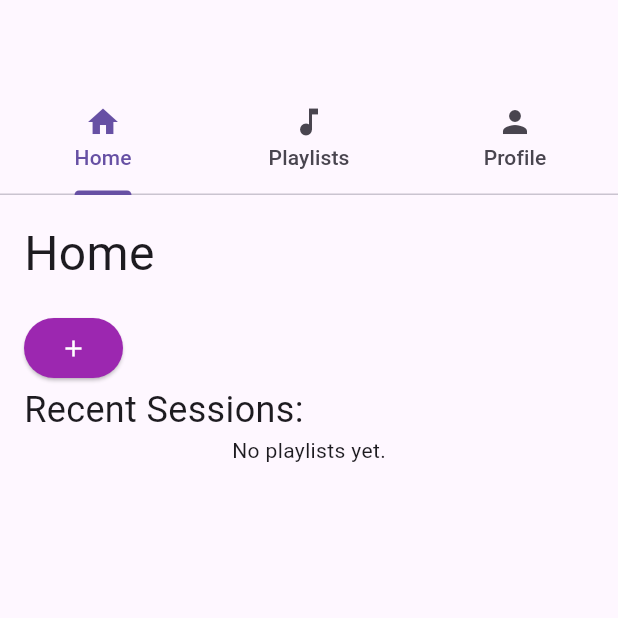
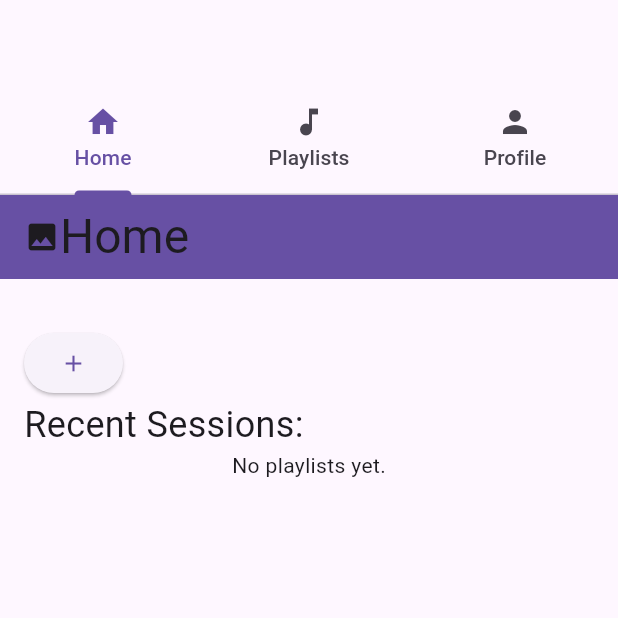
Before and after one commit to Akalexsis/MAD-Vibzcheck, a Flutter app: the screen it shows after launch, on a phone screen of 412 x 824 dp, the top half of it. Run offline on Flutter 3.47's test engine with Material 3 defaults, Android fonts, the phone set to English and light mode, and no system bars; our stand-ins replace cloud_firestore, firebase_auth, firebase_core; accounts and stored records are empty; network calls fail; statements that could not run were skipped.

Commit message:
ui - update header ui for all pages

```diff
--- a/lib/main.dart
+++ b/lib/main.dart
@@ -32,8 +32,18 @@ class MyApp extends StatelessWidget {
       theme: ThemeData(
         useMaterial3: true,
         colorScheme: ColorScheme.fromSeed(
-          seedColor: const Color(0x5F021F),
+          seedColor: Colors.purple,
         ),
+        elevatedButtonTheme: ElevatedButtonThemeData(
+          style: ElevatedButton.styleFrom(
+            backgroundColor: Colors.purple,
+            shape: RoundedRectangleBorder(borderRadius: BorderRadius.circular(12.0)),
+            // elevation: 0,
+            // textStyle: TextStyle( fontSize: 18 ),
+            // foregroundColor: Colors.white
+          ),
+        )
+
         // scaffoldBackgroundColor: const Color(0x5F021F),
       ),
       debugShowCheckedModeBanner: false,
--- a/lib/screens/dashboard.dart
+++ b/lib/screens/dashboard.dart
@@ -38,21 +38,29 @@ class _DashboardState extends State<Dashboard> {
     @override
     Widget build(BuildContext context) {
         return Scaffold(
+            appBar: AppBar(
+            backgroundColor: Theme.of(context).colorScheme.primary,
+            title: Row(
+                children: [
+                    Icon(Icons.image),
+                    Text("Home", style: TextStyle( fontSize: 32 )),
+                    ]
+                )
+            ),
             body: Padding(
                 padding: EdgeInsets.all(16),
                 child: Column(
                     crossAxisAlignment: CrossAxisAlignment.start,
                     children: [
-                        Text("Home", style: TextStyle( fontSize: 32, )),
                         SizedBox(height: 16),
 
                         // direct users to form page to create new session
                         ElevatedButton(
                             onPressed: () { _createSession(context); },
-                            style: ElevatedButton.styleFrom(
-                                backgroundColor: Colors.purple,
-                                foregroundColor: Colors.white
-                            ),
+                            // style: ElevatedButton.styleFrom(
+                            //     backgroundColor: Colors.purple,
+                            //     foregroundColor: Colors.white
+                            // ),
                             child: Icon(Icons.add)
                         ),
 
```
Also changed, not shown: lib/screens/playlist.dart (+14 -1 lines), lib/screens/profile.dart (+9 -0 lines), lib/ui/playlist_details.dart (+10 -3 lines).
